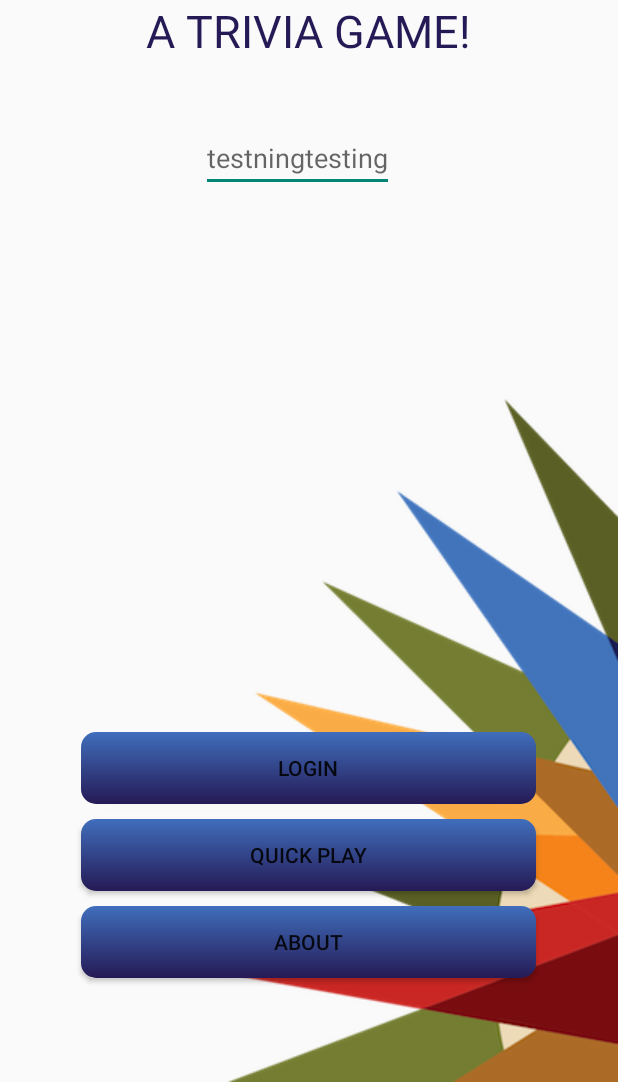
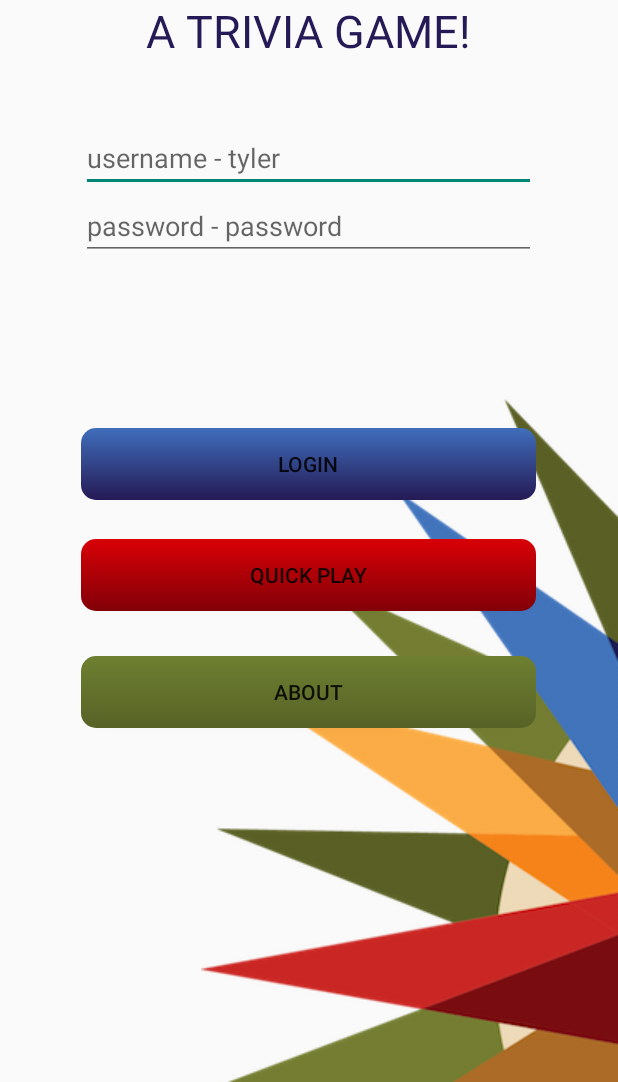
Before and after one commit to tcsuder/TrueNorthGame-Android, an Android app: the screen it shows after launch (MainActivity), on a phone screen of 412 x 824 dp, the part 154-1236 px from its top. Run offline under Robolectric (Android 15) with nearby library versions, the phone set to English and light mode, and no system bars; our stand-ins replace ButterKnife.

Commit message:
refactor login into main activity

```diff
--- a/app/src/main/AndroidManifest.xml
+++ b/app/src/main/AndroidManifest.xml
@@ -16,7 +16,6 @@
             </intent-filter>
         </activity>
         <activity android:name=".GameRoundActivity" />
-        <activity android:name=".LoginActivity"></activity>
     </application>
 
 </manifest>
--- a/app/src/main/java/com/tylersuderman/truenorthgame/LoginActivity.java
+++ /dev/null
@@ -1,13 +0,0 @@
-package com.tylersuderman.truenorthgame;
-
-import android.support.v7.app.AppCompatActivity;
-import android.os.Bundle;
-
-public class LoginActivity extends AppCompatActivity {
-
-    @Override
-    protected void onCreate(Bundle savedInstanceState) {
-        super.onCreate(savedInstanceState);
-        setContentView(R.layout.activity_login);
-    }
-}
--- a/app/src/main/java/com/tylersuderman/truenorthgame/MainActivity.java
+++ b/app/src/main/java/com/tylersuderman/truenorthgame/MainActivity.java
@@ -3,9 +3,12 @@ package com.tylersuderman.truenorthgame;
         import android.content.Intent;
         import android.support.v7.app.AppCompatActivity;
         import android.os.Bundle;
+        import android.util.Log;
         import android.view.View;
+        import android.view.inputmethod.InputMethodManager;
         import android.widget.Button;
         import android.widget.EditText;
+        import android.widget.Toast;
 
         import butterknife.Bind;
         import butterknife.ButterKnife;
@@ -15,6 +18,8 @@ public class MainActivity extends AppCompatActivity implements View.OnClickListe
     @Bind(R.id.playButton) Button mPlayButton;
     @Bind(R.id.loginButton) Button mLoginButton;
     @Bind(R.id.aboutButton) Button mAboutButton;
+    @Bind(R.id.usernameEditText) EditText mUsernameEditText;
+    @Bind(R.id.passwordEditText) EditText mPasswordEditText;
 
 
     @Override
@@ -35,8 +40,29 @@ public class MainActivity extends AppCompatActivity implements View.OnClickListe
                 startActivity(intent);
                 break;
             case R.id.loginButton:
-                Intent fakeIntent = new Intent(MainActivity.this, GameRoundActivity.class);
-                startActivity(fakeIntent);
+//                CLOSE KEYBOARD ON CLICK
+                InputMethodManager inputManager = (InputMethodManager)
+                        getSystemService(INPUT_METHOD_SERVICE);
+
+                inputManager.hideSoftInputFromWindow(getCurrentFocus().getWindowToken(),
+                        InputMethodManager.HIDE_NOT_ALWAYS);
+
+
+                String username = mUsernameEditText.getText().toString();
+                String password = mPasswordEditText.getText().toString();
+                if (username.equals("") || password.equals("")) {
+                    Toast.makeText(MainActivity.this, "No Username/Password", Toast.LENGTH_SHORT).show();
+                } else if (username.equals("tyler") && password.equals("password")) {
+                    Intent loginIntent = new Intent(MainActivity.this, GameRoundActivity.class);
+                    loginIntent.putExtra("username", username);
+                    startActivity(loginIntent);
+                } else {
+                    Toast.makeText(MainActivity.this, "Invalid Username/Password", Toast.LENGTH_SHORT).show();
+                }
+
+                break;
+
+            default:
                 break;
 
         }
--- /dev/null
+++ b/app/src/main/res/drawable/about_button.xml
@@ -0,0 +1,28 @@
+<?xml version="1.0" encoding="utf-8"?>
+<selector xmlns:android="http://schemas.android.com/apk/res/android">
+
+    <padding
+        android:bottom="7dp"
+        android:left="7dp"
+        android:right="7dp"
+        android:top="7dp" />
+
+    <item
+        android:drawable="@drawable/about_button_focus"
+        android:state_enabled="false" />
+
+    <item
+        android:state_pressed="true"
+        android:state_enabled="true"
+        android:drawable="@drawable/about_button_pressed" />
+
+    <item
+        android:state_focused="true"
+        android:state_enabled="true"
+        android:drawable="@drawable/about_button_focus" />
+
+    <item
+        android:state_enabled="true"
+        android:drawable="@drawable/about_button_focus" />
+
+</selector>
--- /dev/null
+++ b/app/src/main/res/drawable/about_button_focus.xml
@@ -0,0 +1,20 @@
+<?xml version="1.0" encoding="utf-8"?>
+<shape xmlns:android="http://schemas.android.com/apk/res/android"
+    android:shape="rectangle">
+
+    <gradient
+        android:angle="270"
+        android:startColor="@color/colorSecondary"
+        android:endColor="@color/colorSecondaryDark"/>
+
+    <corners
+        android:radius="10dp"/>
+
+    <padding
+        android:bottom="7dp"
+        android:left="7dp"
+        android:right="7dp"
+        android:top="7dp" />
+
+
+</shape>
--- /dev/null
+++ b/app/src/main/res/drawable/about_button_pressed.xml
@@ -0,0 +1,21 @@
+<?xml version="1.0" encoding="utf-8"?>
+<shape xmlns:android="http://schemas.android.com/apk/res/android"
+    android:shape="rectangle">
+
+    <gradient
+        android:angle="270"
+        android:startColor="@color/colorSecondaryDark"
+        android:endColor="@color/colorSecondaryDark" />
+
+    <corners
+        android:radius="10dp"/>
+
+    <padding
+        android:bottom="7dp"
+        android:left="7dp"
+        android:right="7dp"
+        android:top="7dp" />
+
+
+
+</shape>
--- /dev/null
+++ b/app/src/main/res/drawable/login_button.xml
@@ -0,0 +1,28 @@
+<?xml version="1.0" encoding="utf-8"?>
+<selector xmlns:android="http://schemas.android.com/apk/res/android">
+
+    <padding
+        android:bottom="7dp"
+        android:left="7dp"
+        android:right="7dp"
+        android:top="7dp" />
+
+    <item
+        android:drawable="@drawable/login_button_focus"
+        android:state_enabled="false" />
+
+    <item
+        android:state_pressed="true"
+        android:state_enabled="true"
+        android:drawable="@drawable/login_button_pressed" />
+
+    <item
+        android:state_focused="true"
+        android:state_enabled="true"
+        android:drawable="@drawable/login_button_focus" />
+
+    <item
+        android:state_enabled="true"
+        android:drawable="@drawable/login_button_focus" />
+
+</selector>
--- a/app/src/main/res/drawable/main_button.xml
+++ b/app/src/main/res/drawable/quick_play_button.xml
@@ -8,21 +8,21 @@
         android:top="7dp" />
 
     <item
-        android:drawable="@drawable/main_button_focus"
+        android:drawable="@drawable/quick_play_button_focus"
         android:state_enabled="false" />
 
     <item
         android:state_pressed="true"
         android:state_enabled="true"
-        android:drawable="@drawable/main_button_pressed" />
+        android:drawable="@drawable/quick_play_button_pressed" />
 
     <item
         android:state_focused="true"
         android:state_enabled="true"
-        android:drawable="@drawable/main_button_focus" />
+        android:drawable="@drawable/quick_play_button_focus" />
 
     <item
         android:state_enabled="true"
-        android:drawable="@drawable/main_button_focus" />
+        android:drawable="@drawable/quick_play_button_focus" />
 
 </selector>
--- /dev/null
+++ b/app/src/main/res/drawable/quick_play_button_focus.xml
@@ -0,0 +1,20 @@
+<?xml version="1.0" encoding="utf-8"?>
+<shape xmlns:android="http://schemas.android.com/apk/res/android"
+    android:shape="rectangle">
+
+    <gradient
+        android:angle="270"
+        android:startColor="@color/colorPrimary"
+        android:endColor="@color/colorPrimaryDark"/>
+
+    <corners
+        android:radius="10dp"/>
+
+    <padding
+        android:bottom="7dp"
+        android:left="7dp"
+        android:right="7dp"
+        android:top="7dp" />
+
+
+</shape>
--- /dev/null
+++ b/app/src/main/res/drawable/quick_play_button_pressed.xml
@@ -0,0 +1,21 @@
+<?xml version="1.0" encoding="utf-8"?>
+<shape xmlns:android="http://schemas.android.com/apk/res/android"
+    android:shape="rectangle">
+
+    <gradient
+        android:angle="270"
+        android:startColor="@color/colorPrimaryDark"
+        android:endColor="@color/colorPrimaryDark" />
+
+    <corners
+        android:radius="10dp"/>
+
+    <padding
+        android:bottom="7dp"
+        android:left="7dp"
+        android:right="7dp"
+        android:top="7dp" />
+
+
+
+</shape>
--- a/app/src/main/res/layout/activity_main.xml
+++ b/app/src/main/res/layout/activity_main.xml
@@ -41,48 +41,60 @@
         android:layout_height="wrap_content"
         android:text="login"
         android:id="@+id/loginButton"
-        android:background="@drawable/main_button"
-        android:layout_above="@+id/playButton"
+        android:background="@drawable/login_button"
+        android:layout_centerVertical="true"
         android:layout_alignLeft="@+id/playButton"
         android:layout_alignStart="@+id/playButton"
         android:layout_alignRight="@+id/playButton"
-        android:layout_alignEnd="@+id/playButton"
-        android:layout_marginBottom="10dp"/>
+        android:layout_alignEnd="@+id/playButton" />
 
     <Button
         android:layout_width="wrap_content"
         android:layout_height="wrap_content"
         android:text="quick play"
         android:id="@+id/playButton"
-        android:background="@drawable/main_button"
-        android:layout_above="@+id/aboutButton"
+        android:background="@drawable/quick_play_button"
+        android:layout_below="@+id/loginButton"
         android:layout_alignLeft="@+id/appTitleTextView"
         android:layout_alignStart="@+id/appTitleTextView"
+        android:layout_marginTop="26dp"
         android:layout_alignRight="@+id/appTitleTextView"
-        android:layout_alignEnd="@+id/appTitleTextView"
-        android:layout_marginBottom="10dp"/>
+        android:layout_alignEnd="@+id/appTitleTextView" />
 
     <Button
         android:layout_width="wrap_content"
         android:layout_height="wrap_content"
         android:text="About"
         android:id="@+id/aboutButton"
-        android:background="@drawable/main_button"
-        android:layout_marginBottom="69dp"
-        android:layout_alignParentBottom="true"
-        android:layout_alignRight="@+id/appTitleTextView"
-        android:layout_alignEnd="@+id/appTitleTextView"
+        android:background="@drawable/about_button"
+        android:layout_below="@+id/playButton"
         android:layout_alignLeft="@+id/playButton"
-        android:layout_alignStart="@+id/playButton"/>
+        android:layout_alignStart="@+id/playButton"
+        android:layout_marginTop="30dp"
+        android:layout_alignRight="@+id/playButton"
+        android:layout_alignEnd="@+id/playButton" />
 
     <EditText
         android:layout_width="wrap_content"
         android:layout_height="wrap_content"
-        android:id="@+id/editText"
+        android:id="@+id/usernameEditText"
         android:layout_below="@+id/appSubtitleTextView"
-        android:layout_alignLeft="@+id/imageView"
-        android:layout_alignStart="@+id/imageView"
         android:layout_marginTop="42dp"
-        android:hint="testningtesting" />
+        android:hint="username - tyler"
+        android:layout_alignLeft="@+id/loginButton"
+        android:layout_alignStart="@+id/loginButton"
+        android:layout_alignRight="@+id/loginButton"
+        android:layout_alignEnd="@+id/loginButton" />
+
+    <EditText
+        android:layout_width="wrap_content"
+        android:layout_height="wrap_content"
+        android:id="@+id/passwordEditText"
+        android:hint="password - password"
+        android:layout_below="@+id/usernameEditText"
+        android:layout_alignRight="@+id/usernameEditText"
+        android:layout_alignEnd="@+id/usernameEditText"
+        android:layout_alignLeft="@+id/loginButton"
+        android:layout_alignStart="@+id/loginButton" />
 
 </RelativeLayout>
--- a/app/src/main/res/values/colors.xml
+++ b/app/src/main/res/values/colors.xml
@@ -6,6 +6,8 @@
     <color name="colorTextIcons">#ffffff</color>
     <color name="colorAccent">#406EBC</color>
     <color name="colorAccentDark">#251A55</color>
+    <color name="colorSecondary">#6E8031</color>
+    <color name="colorSecondaryDark">#576226</color>
     <color name="colorPrimaryText">#3E2110</color>
     <color name="colorSecondaryText">#BD6916</color>
     <color name="colorDivider">#f9deba</color>
@@ -13,8 +15,6 @@
 
 
 <!--
-darkgreen - #576226
-lightgreen - #6E8031
 darkorange - #FF7700
 lightorange - #FFA732
 darkblue - #251A55
```
Also changed, not shown: app/src/main/res/drawable/login_button_focus.xml (renamed from app/src/main/res/drawable/main_button_focus.xml), app/src/main/res/drawable/login_button_pressed.xml (renamed from app/src/main/res/drawable/main_button_pressed.xml).
